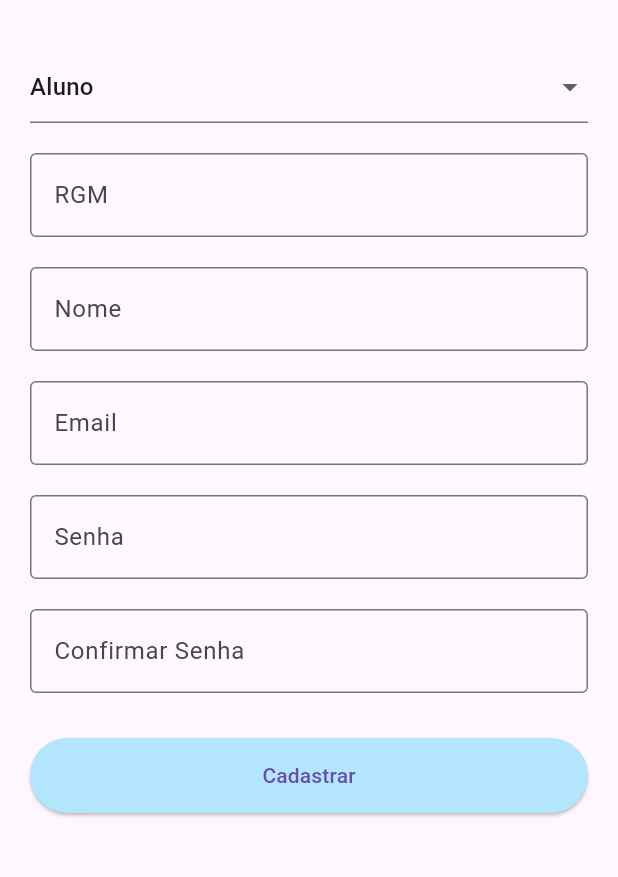
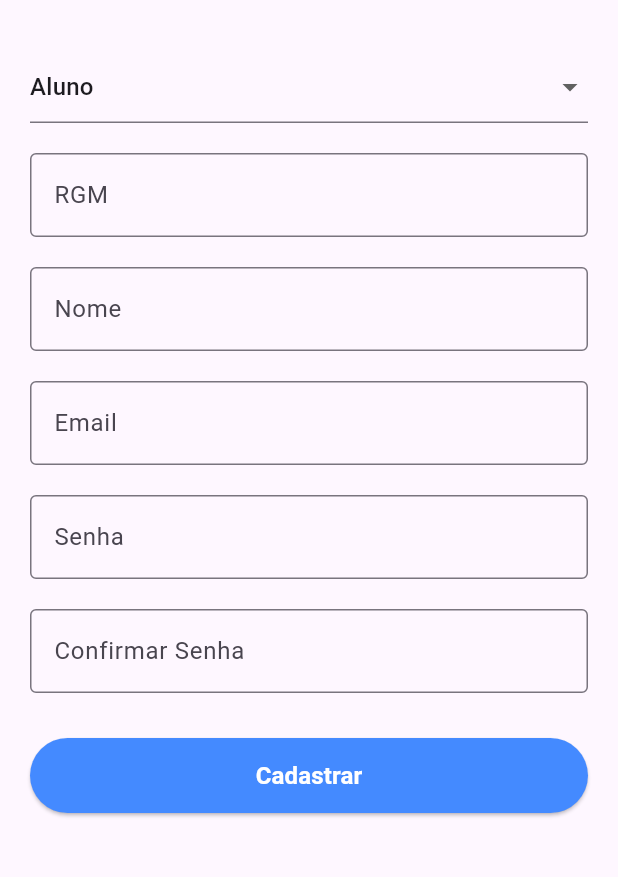
Before and after one commit to igorltsyk/estagiocontrol, a Flutter app: the CadastroScreen screen opened directly, on a phone screen of 412 x 824 dp, the part 63-940 px from its top. Run offline on Flutter 3.47's test engine with Material 3 defaults, Android fonts, the phone set to English and light mode, and no system bars; our stand-ins replace firebase_auth, firebase_core, firebase_database; accounts and stored records are empty.

Commit message:
ajuste no background do botao de cadastro

```diff
--- a/lib/app/view/telaCadastro.dart
+++ b/lib/app/view/telaCadastro.dart
@@ -169,9 +169,10 @@ class _CadastroScreenState extends State<CadastroScreen> {
                 child: ElevatedButton(
                   onPressed: cadastrar,
                   style: ElevatedButton.styleFrom(
-                    backgroundColor: Colors.lightBlue.shade100,
+                    backgroundColor: Colors.blueAccent,
                   ),
-                  child: const Text("Cadastrar"),
+                  child: const Text("Cadastrar",
+                  style: TextStyle(fontSize: 16, color: Colors.white, fontWeight: FontWeight.bold),),
                 ),
               ),
             ],
```
